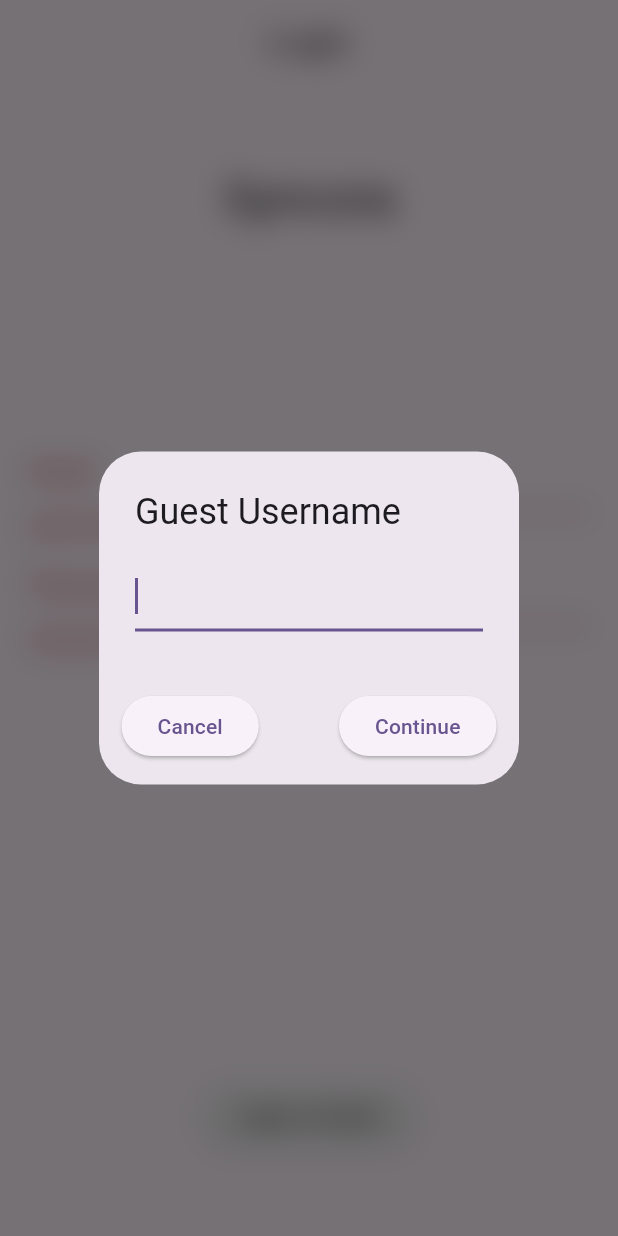
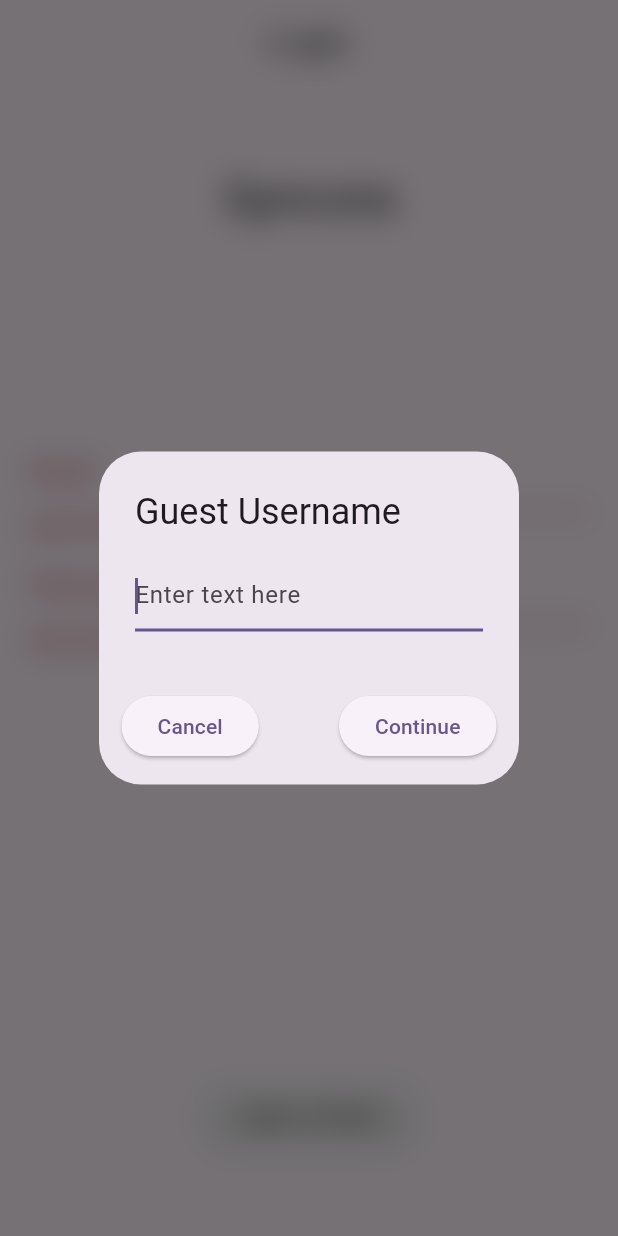
Before and after one commit to Dangere/syncora-frontend, a Flutter app: the screen it shows after launch, after a tap on "Login", after a tap on "Login as Guest", on a phone screen of 412 x 824 dp. Run offline on Flutter 3.47's test engine with Material 3 defaults, Android fonts, the phone set to English and light mode, and no system bars; our stand-ins replace dio, email_validator, flutter_riverpod, flutter_secure_storage, go_router, logger and 1 more.

Commit message:
Refined and fixed some widget errors involving the OverlayLoader

```diff
--- a/lib/common/widgets/overlay_loader.dart
+++ b/lib/common/widgets/overlay_loader.dart
@@ -1,3 +1,4 @@
+import 'package:flutter/cupertino.dart';
 import 'package:flutter/widgets.dart';
 
 class OverlayLoader extends StatefulWidget {
@@ -19,7 +20,7 @@ class _OverlayLoaderState extends State<OverlayLoader> {
   Widget overlay() {
     FocusScope.of(context).unfocus();
     return AbsorbPointer(
-      child: Expanded(child: Center(child: widget.overlay)),
+      child: Center(child: widget.overlay),
     );
   }
 
--- a/lib/core/utils/alert_dialogs.dart
+++ b/lib/core/utils/alert_dialogs.dart
@@ -11,15 +11,17 @@ class AlertDialogs {
       required Function(String) onContinue,
       required Func<String, String?> validation}) {
     TextEditingController textEditingController = TextEditingController();
+
+    String? errorMessage;
+
     showDialog(
       barrierDismissible: barrierDismissible,
       context: context,
       builder: (context) {
         double blurAmount = blurBackground ? 10 : 0;
-        return BackdropFilter(
-          filter: ImageFilter.blur(sigmaX: blurAmount, sigmaY: blurAmount),
-          child: PopScope(
-            canPop: true,
+        return StatefulBuilder(builder: (context, setState) {
+          return BackdropFilter(
+            filter: ImageFilter.blur(sigmaX: blurAmount, sigmaY: blurAmount),
             child: AlertDialog(
               actionsAlignment: MainAxisAlignment.spaceBetween,
               // actionsOverflowAlignment: OverflowBarAlignment.center,
@@ -28,6 +30,8 @@ class AlertDialogs {
               content: TextField(
                 controller: textEditingController,
                 autofocus: true,
+                decoration: InputDecoration(
+                    hintText: "Enter text here", errorText: errorMessage),
               ),
               // actionsAlignment: MainAxisAlignment.spaceBetween,
               actions: [
@@ -39,7 +43,10 @@ class AlertDialogs {
                 ElevatedButton(
                   child: const Text("Continue"),
                   onPressed: () {
-                    if (validation(textEditingController.text.trim()) != null) {
+                    setState(() {});
+                    errorMessage =
+                        validation(textEditingController.text.trim());
+                    if (errorMessage != null) {
                       return;
                     }
 
@@ -49,8 +56,8 @@ class AlertDialogs {
                 )
               ],
             ),
-          ),
-        );
+          );
+        });
       },
     );
   }
```
Also changed, not shown: lib/features/authentication/view/pages/login_page.dart (+5 -3 lines).
